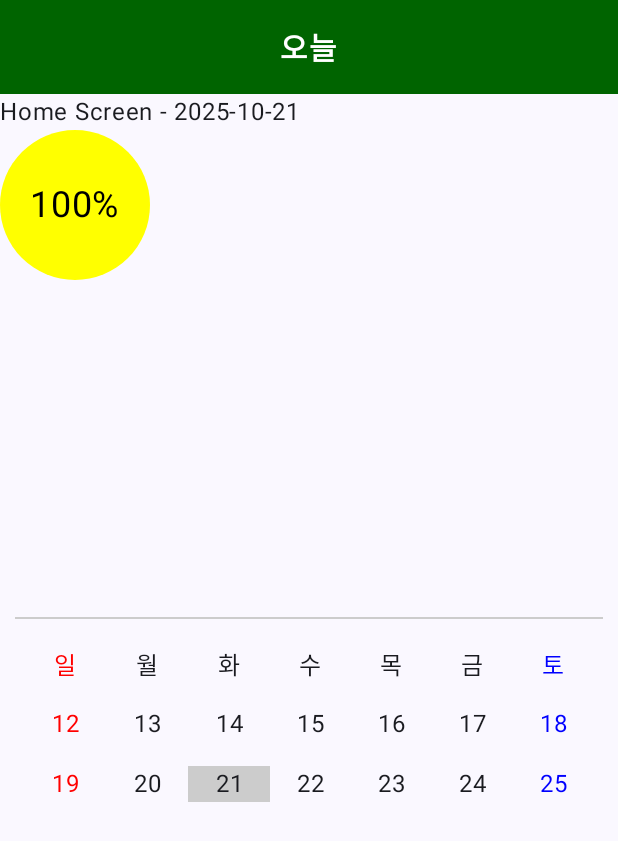
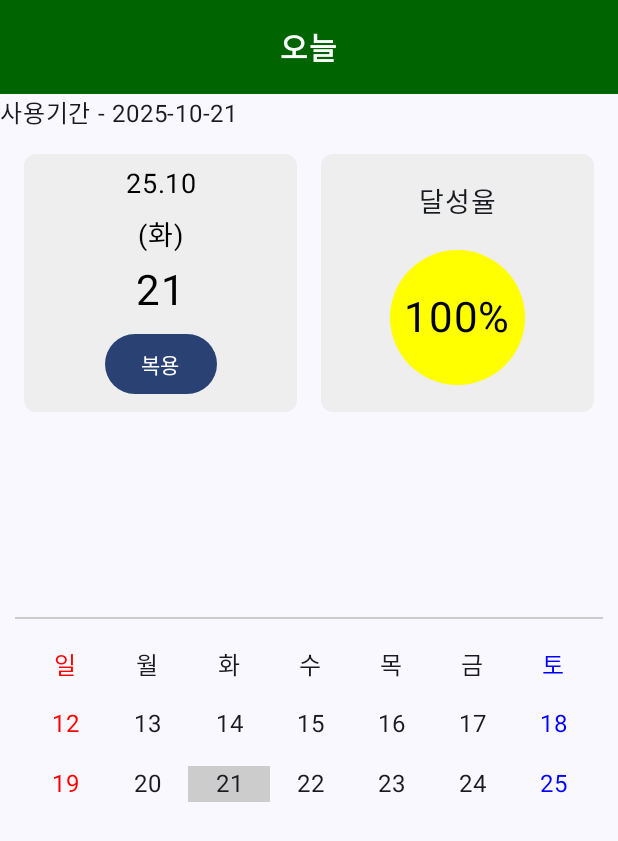
Before and after one commit to esummer9/MediRoutine, an Android app built with Jetpack Compose: the composable HomeFragment shown on its own in the app's theme, on a phone screen of 412 x 824 dp. Shown: the top 841 px of the screen. Run offline under Robolectric (Android 15) with nearby library versions, the phone set to English and light mode, and no system bars; libraries missing offline, so code that uses them is left out: com.ediapp; 1 statement that could not run was skipped.

Commit message:
view : 화면개발 중

```diff
--- /dev/null
+++ b/app/src/main/java/com/ediapp/MediRoutine/Constants.kt
@@ -0,0 +1,7 @@
+package com.ediapp.MediRoutine
+
+import java.text.SimpleDateFormat
+import java.util.Locale
+
+val dayNames = listOf("일", "월", "화", "수", "목", "금", "토")
+val sdf = SimpleDateFormat("yyyy-MM-dd", Locale.getDefault())
--- a/app/src/main/java/com/ediapp/MediRoutine/HomeFragment.kt
+++ b/app/src/main/java/com/ediapp/MediRoutine/HomeFragment.kt
@@ -4,17 +4,22 @@ import android.content.Context
 import android.widget.Toast
 import androidx.compose.foundation.background
 import androidx.compose.foundation.clickable
+import androidx.compose.foundation.layout.Arrangement
 import androidx.compose.foundation.layout.Box
 import androidx.compose.foundation.layout.Column
+import androidx.compose.foundation.layout.IntrinsicSize
 import androidx.compose.foundation.layout.Row
 import androidx.compose.foundation.layout.Spacer
+import androidx.compose.foundation.layout.fillMaxHeight
 import androidx.compose.foundation.layout.fillMaxSize
 import androidx.compose.foundation.layout.fillMaxWidth
 import androidx.compose.foundation.layout.height
 import androidx.compose.foundation.layout.padding
 import androidx.compose.foundation.layout.size
 import androidx.compose.foundation.shape.CircleShape
+import androidx.compose.foundation.shape.RoundedCornerShape
 import androidx.compose.material3.AlertDialog
+import androidx.compose.material3.Button
 import androidx.compose.material3.Text
 import androidx.compose.material3.TextButton
 import androidx.compose.runtime.Composable
@@ -28,17 +33,25 @@ import androidx.compose.ui.draw.clip
 import androidx.compose.ui.graphics.Color
 import androidx.compose.ui.platform.LocalContext
 import androidx.compose.ui.text.style.TextAlign
+import androidx.compose.ui.unit.TextUnit
 import androidx.compose.ui.unit.dp
 import androidx.compose.ui.unit.sp
 import java.text.SimpleDateFormat
+import java.time.DayOfWeek
+import java.time.LocalDate
+import java.time.format.TextStyle
 import java.util.Calendar
 import java.util.Date
 import java.util.Locale
 
 @Composable
 fun HomeFragment() {
+
     val sdf = SimpleDateFormat("yyyy-MM-dd", Locale.getDefault())
     val currentDate = sdf.format(Date())
+
+    val currentMonth = SimpleDateFormat("yy.MM", Locale.getDefault()).format(Date())
+
     var showDialog by remember { mutableStateOf(false) }
     val context = LocalContext.current
     var progress by remember { mutableStateOf(getProgress(context)) }
@@ -47,21 +60,37 @@ fun HomeFragment() {
         Column(modifier = Modifier.weight(1f)) {
             Titlebar(title = "오늘")
             Text(
-                text = "Home Screen - $currentDate",
+                text = "사용기간 - $currentDate",
                 modifier = Modifier.clickable { showDialog = true }
             )
-            Box(
-                contentAlignment = Alignment.Center,
+            Column(
                 modifier = Modifier
-                    .size(100.dp)
-                    .clip(CircleShape)
-                    .background(Color.Yellow)
+                    .fillMaxWidth()
+                    .padding(16.dp)
             ) {
-                Text(
-                    text = "$progress%",
-                    fontSize = 24.sp,
-                    color = Color.Black
-                )
+                Row(
+                    modifier = Modifier
+                        .fillMaxWidth()
+                        .height(IntrinsicSize.Min),
+                    horizontalArrangement = Arrangement.spacedBy(16.dp)
+                ) {
+                    GridItem(modifier = Modifier
+                        .weight(1f)
+                        .fillMaxHeight(), index = 0, title = currentMonth, fontSize = 18.sp)
+                    GridItem(modifier = Modifier
+                        .weight(1f)
+                        .fillMaxHeight(), index = 1, title = "달성율", progress = progress)
+                }
+                Spacer(modifier = Modifier.height(16.dp))
+                Row(
+                    modifier = Modifier
+                        .fillMaxWidth()
+                        .height(IntrinsicSize.Min),
+                    horizontalArrangement = Arrangement.spacedBy(16.dp)
+                ) {
+//                    GridItem(modifier = Modifier.weight(1f).fillMaxHeight(), title = "저녁")
+//                    GridItem(modifier = Modifier.weight(1f).fillMaxHeight(), title = "취침 전")
+                }
             }
         }
 
@@ -110,6 +139,67 @@ fun HomeFragment() {
     }
 }
 
+@Composable
+fun GridItem(modifier: Modifier = Modifier, index : Int = 1, title: String, fontSize: TextUnit = 18.sp, progress: Int = 0) {
+    val context = LocalContext.current
+    Box(
+        modifier = modifier
+            .background(Color(0xFFEEEEEE), shape = RoundedCornerShape(8.dp))
+            .padding(8.dp),
+        contentAlignment = Alignment.Center
+    ) {
+        if (index == 0) {
+            Column(
+                horizontalAlignment = Alignment.CenterHorizontally,
+                verticalArrangement = Arrangement.spacedBy(8.dp)
+            ) {
+                val today = LocalDate.now()
+                val dayOfWeek = today.dayOfWeek
+                val dayOfMonth = today.dayOfMonth.toString()
+                val dayOfWeekDisplayName = dayOfWeek.getDisplayName(TextStyle.SHORT, Locale.KOREAN)
+
+                val color = when (dayOfWeek) {
+                    DayOfWeek.SUNDAY -> Color.Red
+                    DayOfWeek.SATURDAY -> Color.Blue
+                    else -> Color.Black
+                }
+
+                Text(text = title, fontSize = fontSize, color = color)
+                Text(text = "($dayOfWeekDisplayName)", fontSize = fontSize, color = color)
+                Text(text = dayOfMonth, fontSize = 28.sp, color = color)
+                Button(onClick = {
+                    Toast.makeText(context, "복용했습니다.", Toast.LENGTH_SHORT).show()
+                }) {
+                    Text("복용")
+                }
+            }
+        } else if (index == 1) {
+            Column(
+                horizontalAlignment = Alignment.CenterHorizontally,
+                verticalArrangement = Arrangement.SpaceAround,
+                modifier = Modifier.fillMaxHeight()
+            ) {
+                Text(text = title, fontSize = fontSize)
+                Box(
+                    contentAlignment = Alignment.Center,
+                    modifier = Modifier
+                        .size(90.dp)
+                        .clip(CircleShape)
+                        .background(Color.Yellow)
+                ) {
+                    Text(
+                        text = "$progress%",
+                        fontSize = 28.sp,
+                        color = Color.Black
+                    )
+                }
+            }
+        } else {
+            Text(text = title, fontSize = fontSize)
+        }
+    }
+}
+
 private fun getProgress(context: Context): Int {
     val sharedPref = context.getSharedPreferences("MediRoutinePrefs", Context.MODE_PRIVATE)
     return sharedPref.getInt("progress", 100) // Default to 100
@@ -127,7 +217,7 @@ data class CalendarDay(val dayNumber: String, val fullDate: String)
 
 @Composable
 fun WeekCalendarView() {
-    val dayNames = listOf("일", "월", "화", "수", "목", "금", "토")
+
     val calendar = Calendar.getInstance()
     val sdf = SimpleDateFormat("yyyy-MM-dd", Locale.getDefault())
     val context = LocalContext.current
@@ -162,7 +252,9 @@ fun WeekCalendarView() {
                     6 -> Color.Blue
                     else -> Color.Unspecified
                 }
-                Text(text = dayName, modifier = Modifier.weight(1f).padding(vertical = 8.dp), textAlign = TextAlign.Center, color = color)
+                Text(text = dayName, modifier = Modifier
+                    .weight(1f)
+                    .padding(vertical = 8.dp), textAlign = TextAlign.Center, color = color)
             }
         }
         Row(modifier = Modifier.fillMaxWidth()) {
@@ -178,7 +270,13 @@ fun WeekCalendarView() {
                         .weight(1f)
                         .padding(vertical = 8.dp)
                         .background(if (calendarDay.fullDate == today) Color.LightGray else Color.Transparent)
-                        .clickable { Toast.makeText(context, calendarDay.fullDate, Toast.LENGTH_SHORT).show() },
+                        .clickable {
+                            Toast.makeText(
+                                context,
+                                calendarDay.fullDate,
+                                Toast.LENGTH_SHORT
+                            ).show()
+                        },
                     textAlign = TextAlign.Center,
                     color = color
                 )
@@ -197,7 +295,13 @@ fun WeekCalendarView() {
                         .weight(1f)
                         .padding(vertical = 8.dp)
                         .background(if (calendarDay.fullDate == today) Color.LightGray else Color.Transparent)
-                        .clickable { Toast.makeText(context, calendarDay.fullDate, Toast.LENGTH_SHORT).show() },
+                        .clickable {
+                            Toast.makeText(
+                                context,
+                                calendarDay.fullDate,
+                                Toast.LENGTH_SHORT
+                            ).show()
+                        },
                     textAlign = TextAlign.Center,
                     color = color
                 )
--- a/app/src/main/java/com/ediapp/MediRoutine/ProfileFragment.kt
+++ b/app/src/main/java/com/ediapp/MediRoutine/ProfileFragment.kt
@@ -1,9 +1,13 @@
 package com.ediapp.MediRoutine
 
+import androidx.compose.foundation.layout.Column
 import androidx.compose.material3.Text
 import androidx.compose.runtime.Composable
 
 @Composable
 fun ProfileFragment() {
-    Text("Profile Screen")
+    Column {
+        Text("Profile Screen")
+        Text(dayNames.joinToString(", "))
+    }
 }
```
